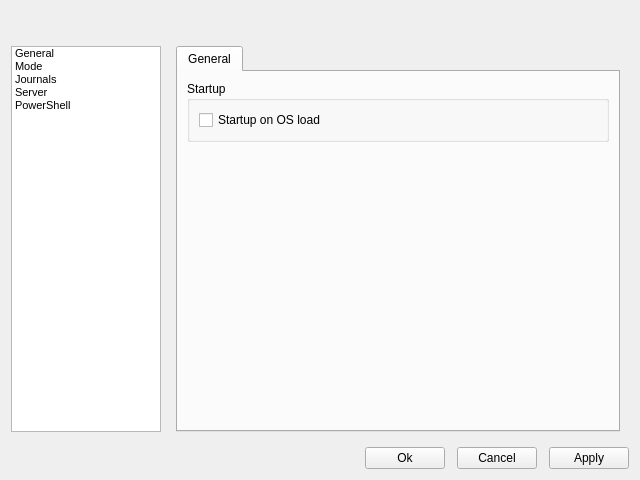
This is Agent-Win64/settingswidget.ui in aldonin/SIEM as Qt 5 draws it before an edit. The edited form follows.
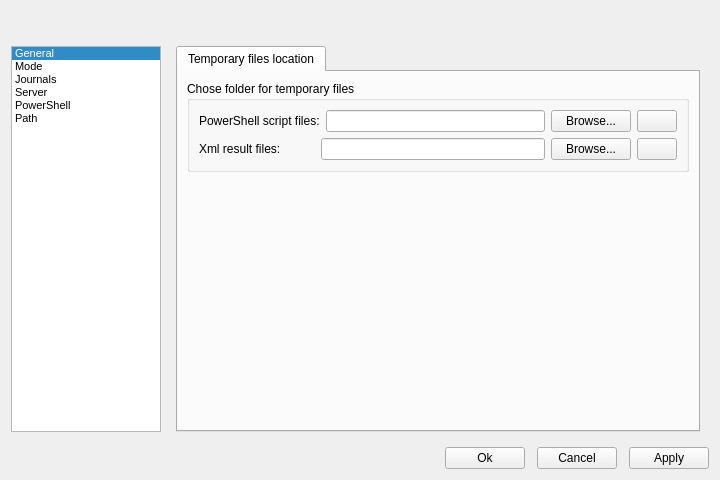
This is the edited form. The open tabs and pages were chosen to show the change. Icons and pictures are not drawn.

Commit message: Add global namespace, UI fixed, add UI settings for temporary files

Patch:
```diff
--- a/Agent-Win64/settingswidget.ui
+++ b/Agent-Win64/settingswidget.ui
@@ -6,13 +6,13 @@
    <rect>
     <x>0</x>
     <y>0</y>
-    <width>640</width>
+    <width>720</width>
     <height>480</height>
    </rect>
   </property>
   <property name="minimumSize">
    <size>
-    <width>640</width>
+    <width>720</width>
     <height>480</height>
    </size>
   </property>
@@ -114,7 +114,7 @@
           <enum>QListView::Static</enum>
          </property>
          <property name="spacing">
-          <number>2</number>
+          <number>0</number>
          </property>
          <property name="viewMode">
           <enum>QListView::ListMode</enum>
@@ -129,7 +129,7 @@
           <bool>true</bool>
          </property>
          <property name="currentRow">
-          <number>-1</number>
+          <number>0</number>
          </property>
          <item>
           <property name="text">
@@ -181,6 +181,15 @@
             <normaloff>:/powershell.png</normaloff>:/powershell.png</iconset>
           </property>
          </item>
+         <item>
+          <property name="text">
+           <string>Path</string>
+          </property>
+          <property name="icon">
+           <iconset resource="icons/icons.qrc">
+            <normaloff>:/folder.png</normaloff>:/folder.png</iconset>
+          </property>
+         </item>
         </widget>
        </item>
        <item>
@@ -600,8 +609,146 @@
                </property>
                <property name="sizeHint" stdset="0">
                 <size>
+                 <width>417</width>
+                 <height>208</height>
+                </size>
+               </property>
+              </spacer>
+             </item>
+            </layout>
+            <zorder>groupBox_4</zorder>
+            <zorder>label_4</zorder>
+           </widget>
+          </widget>
+         </item>
+        </layout>
+       </widget>
+       <widget class="QWidget" name="page_6">
+        <layout class="QVBoxLayout" name="verticalLayout_21">
+         <item>
+          <widget class="QTabWidget" name="tabWidget_6">
+           <property name="currentIndex">
+            <number>0</number>
+           </property>
+           <widget class="QWidget" name="tab_5">
+            <attribute name="title">
+             <string>Temporary files location</string>
+            </attribute>
+            <layout class="QVBoxLayout" name="verticalLayout_20">
+             <item>
+              <widget class="QGroupBox" name="groupBox_5">
+               <property name="title">
+                <string>Chose folder for temporary files</string>
+               </property>
+               <layout class="QVBoxLayout" name="verticalLayout_19">
+                <item>
+                 <layout class="QHBoxLayout" name="horizontalLayout_11">
+                  <item>
+                   <widget class="QLabel" name="label_6">
+                    <property name="text">
+                     <string>PowerShell script files:</string>
+                    </property>
+                   </widget>
+                  </item>
+                  <item>
+                   <spacer name="horizontalSpacer_9">
+                    <property name="orientation">
+                     <enum>Qt::Horizontal</enum>
+                    </property>
+                    <property name="sizeType">
+                     <enum>QSizePolicy::Fixed</enum>
+                    </property>
+                    <property name="sizeHint" stdset="0">
+                     <size>
+                      <width>0</width>
+                      <height>20</height>
+                     </size>
+                    </property>
+                   </spacer>
+                  </item>
+                  <item>
+                   <widget class="QLineEdit" name="psScriptFolderEdit"/>
+                  </item>
+                  <item>
+                   <widget class="QPushButton" name="psScriptBrowseFolderBtn">
+                    <property name="text">
+                     <string>Browse...</string>
+                    </property>
+                   </widget>
+                  </item>
+                  <item>
+                   <widget class="QPushButton" name="psScriptResetFolderBtn">
+                    <property name="text">
+                     <string/>
+                    </property>
+                    <property name="icon">
+                     <iconset resource="icons/icons.qrc">
+                      <normaloff>:/refresh.png</normaloff>:/refresh.png</iconset>
+                    </property>
+                   </widget>
+                  </item>
+                 </layout>
+                </item>
+                <item>
+                 <layout class="QHBoxLayout" name="horizontalLayout_12">
+                  <item>
+                   <widget class="QLabel" name="label_7">
+                    <property name="text">
+                     <string>Xml result files:</string>
+                    </property>
+                   </widget>
+                  </item>
+                  <item>
+                   <spacer name="horizontalSpacer_10">
+                    <property name="orientation">
+                     <enum>Qt::Horizontal</enum>
+                    </property>
+                    <property name="sizeType">
+                     <enum>QSizePolicy::Fixed</enum>
+                    </property>
+                    <property name="sizeHint" stdset="0">
+                     <size>
+                      <width>34</width>
+                      <height>20</height>
+                     </size>
+                    </property>
+                   </spacer>
+                  </item>
+                  <item>
+                   <widget class="QLineEdit" name="xmlFolderEdit"/>
+                  </item>
+                  <item>
+                   <widget class="QPushButton" name="xmlBrowseFolderBtn">
+                    <property name="text">
+                     <string>Browse...</string>
+                    </property>
+                   </widget>
+                  </item>
+                  <item>
+                   <widget class="QPushButton" name="xmlResetFolderBtn">
+                    <property name="text">
+                     <string/>
+                    </property>
+                    <property name="icon">
+                     <iconset resource="icons/icons.qrc">
+                      <normaloff>:/refresh.png</normaloff>:/refresh.png</iconset>
+                    </property>
+                   </widget>
+                  </item>
+                 </layout>
+                </item>
+               </layout>
+              </widget>
+             </item>
+             <item>
+              <spacer name="verticalSpacer_8">
+               <property name="orientation">
+                <enum>Qt::Vertical</enum>
+               </property>
+               <property name="sizeHint" stdset="0">
+                <size>
                  <width>20</width>
-                 <height>256</height>
+                 <height>237</height>
                 </size>
                </property>
               </spacer>
```
Left out of the diff: 60 changed lines with no effect on the pictures. The commit also changes 15 other files.
